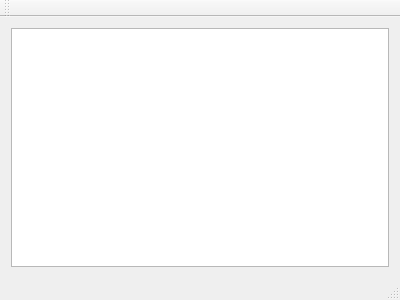
The window that lab2/mainwindow.ui (uglysatoshi/interfaces-labs) describes before a commit, drawn with Qt 5.
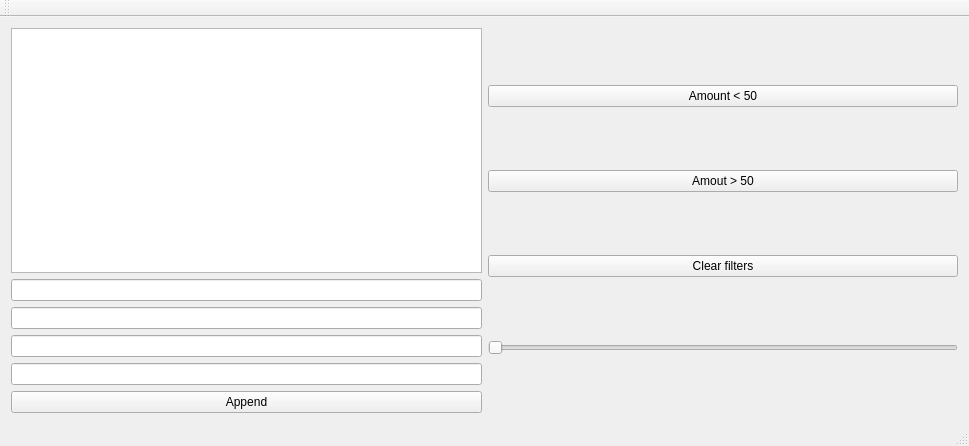
The same window after the commit.

Patch:
```diff
--- a/lab2/mainwindow.ui
+++ b/lab2/mainwindow.ui
@@ -6,8 +6,8 @@
    <rect>
     <x>0</x>
     <y>0</y>
-    <width>400</width>
-    <height>300</height>
+    <width>969</width>
+    <height>446</height>
    </rect>
   </property>
   <property name="windowTitle">
@@ -16,7 +16,74 @@
   <widget class="QWidget" name="centralWidget">
    <layout class="QHBoxLayout" name="horizontalLayout">
     <item>
-     <widget class="QTableView" name="tableView"/>
+     <layout class="QVBoxLayout" name="verticalLayout_2">
+      <item>
+       <widget class="QTableView" name="tableView"/>
+      </item>
+      <item>
+       <widget class="QLineEdit" name="ID"/>
+      </item>
+      <item>
+       <widget class="QLineEdit" name="Item"/>
+      </item>
+      <item>
+       <widget class="QLineEdit" name="Type"/>
+      </item>
+      <item>
+       <widget class="QLineEdit" name="Amout"/>
+      </item>
+      <item>
+       <widget class="QPushButton" name="pushButton_4">
+        <property name="text">
+         <string>Append</string>
+        </property>
+       </widget>
+      </item>
+     </layout>
+    </item>
+    <item>
+     <layout class="QVBoxLayout" name="verticalLayout">
+      <item>
+       <widget class="QPushButton" name="pushButton">
+        <property name="text">
+         <string>Amount &lt; 50</string>
+        </property>
+       </widget>
+      </item>
+      <item>
+       <widget class="QPushButton" name="pushButton_3">
+        <property name="text">
+         <string>Amout &gt; 50</string>
+        </property>
+       </widget>
+      </item>
+      <item>
+       <widget class="QPushButton" name="pushButton_2">
+        <property name="text">
+         <string>Clear filters</string>
+        </property>
+       </widget>
+      </item>
+      <item>
+       <widget class="QSlider" name="horizontalSlider">
+        <property name="maximumSize">
+         <size>
+          <width>16777215</width>
+          <height>16777215</height>
+         </size>
+        </property>
+        <property name="minimum">
+         <number>1</number>
+        </property>
+        <property name="maximum">
+         <number>5000</number>
+        </property>
+        <property name="orientation">
+         <enum>Qt::Horizontal</enum>
+        </property>
+       </widget>
+      </item>
+     </layout>
     </item>
    </layout>
   </widget>
```
Left out of the diff: 2 changed lines with no effect on the pictures.
